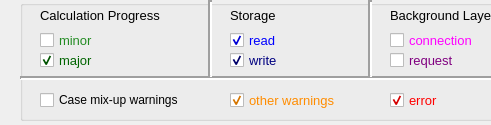
ObjectVision/GeoDMS, file qtgui/exe/res/ui/DmsEventLogSelection.ui: the form before one commit; both pictures show x 0 to 491 and y 0 to 125 of the 1369 by 125 pixel window.
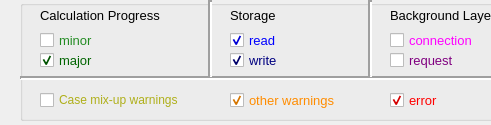
The form after the commit.

Commit message: Fix m_warning_filter checkbox not clickable due to overlapping widget

Diff of the .ui file:
```diff
--- a/qtgui/exe/res/ui/DmsEventLogSelection.ui
+++ b/qtgui/exe/res/ui/DmsEventLogSelection.ui
@@ -198,7 +198,7 @@
      <rect>
       <x>210</x>
       <y>90</y>
-      <width>121</width>
+      <width>141</width>
       <height>20</height>
      </rect>
     </property>
@@ -342,10 +342,55 @@
      <rect>
       <x>20</x>
       <y>90</y>
-      <width>261</width>
+      <width>181</width>
       <height>20</height>
      </rect>
     </property>
+    <property name="palette">
+     <palette>
+      <active>
+       <colorrole role="WindowText">
+        <brush brushstyle="SolidPattern">
+         <color alpha="228">
+          <red>168</red>
+          <green>168</green>
+          <blue>0</blue>
+         </color>
+        </brush>
+       </colorrole>
+       <colorrole role="Text">
+        <brush brushstyle="SolidPattern">
+         <color alpha="228">
+          <red>168</red>
+          <green>168</green>
+          <blue>0</blue>
+         </color>
+        </brush>
+       </colorrole>
+      </active>
+      <inactive>
+       <colorrole role="WindowText">
+        <brush brushstyle="SolidPattern">
+         <color alpha="228">
+          <red>168</red>
+          <green>168</green>
+          <blue>0</blue>
+         </color>
+        </brush>
+       </colorrole>
+       <colorrole role="Text">
+        <brush brushstyle="SolidPattern">
+         <color alpha="228">
+          <red>168</red>
+          <green>168</green>
+          <blue>0</blue>
+         </color>
+        </brush>
+       </colorrole>
+      </inactive>
+      <disabled/>
+     </palette>
+    </property>
     <property name="text">
      <string>Case mix-up warnings</string>
     </property>
```
